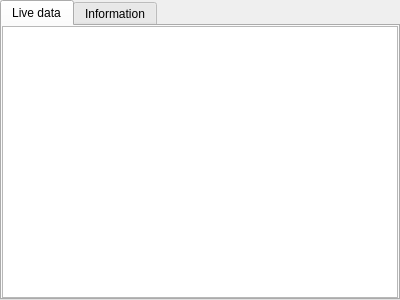
swift-project/pilotclient, file src/blackgui/components/simulatorcomponent.ui: the form before one commit.
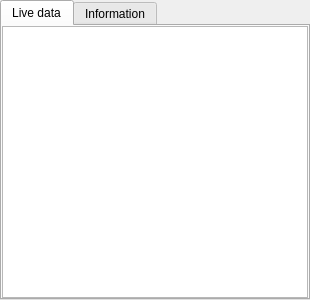
The form after the commit. Custom widgets are drawn as their Qt base class.

```diff
--- a/src/blackgui/components/simulatorcomponent.ui
+++ b/src/blackgui/components/simulatorcomponent.ui
@@ -6,7 +6,7 @@
    <rect>
     <x>0</x>
     <y>0</y>
-    <width>400</width>
+    <width>310</width>
     <height>300</height>
    </rect>
   </property>
```
